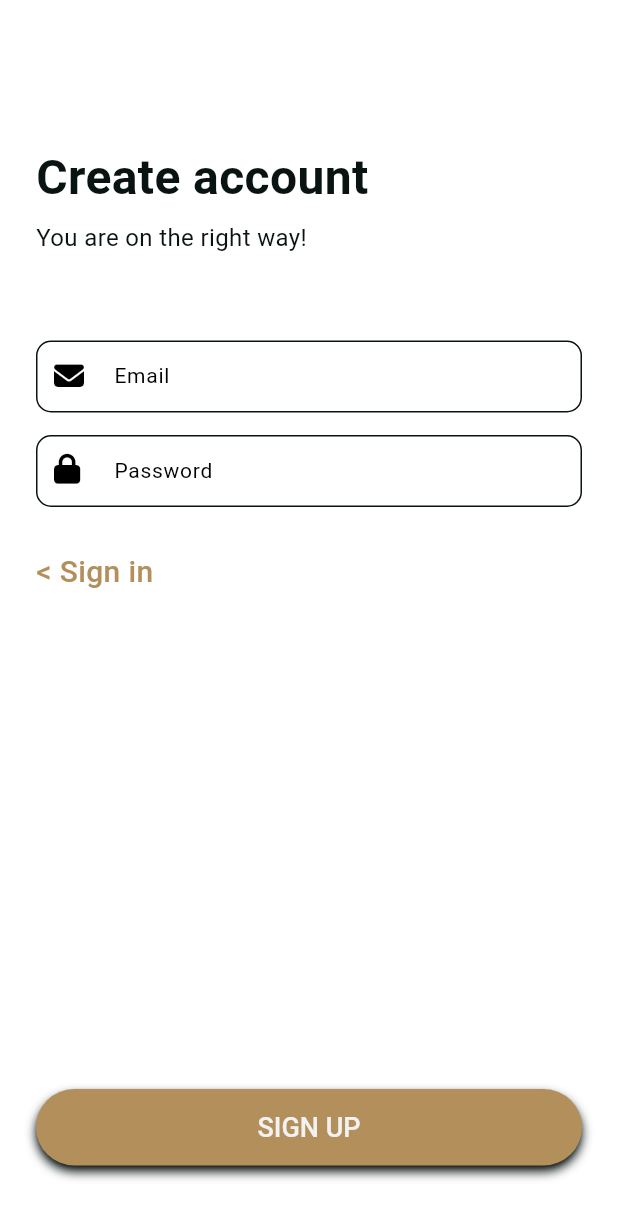
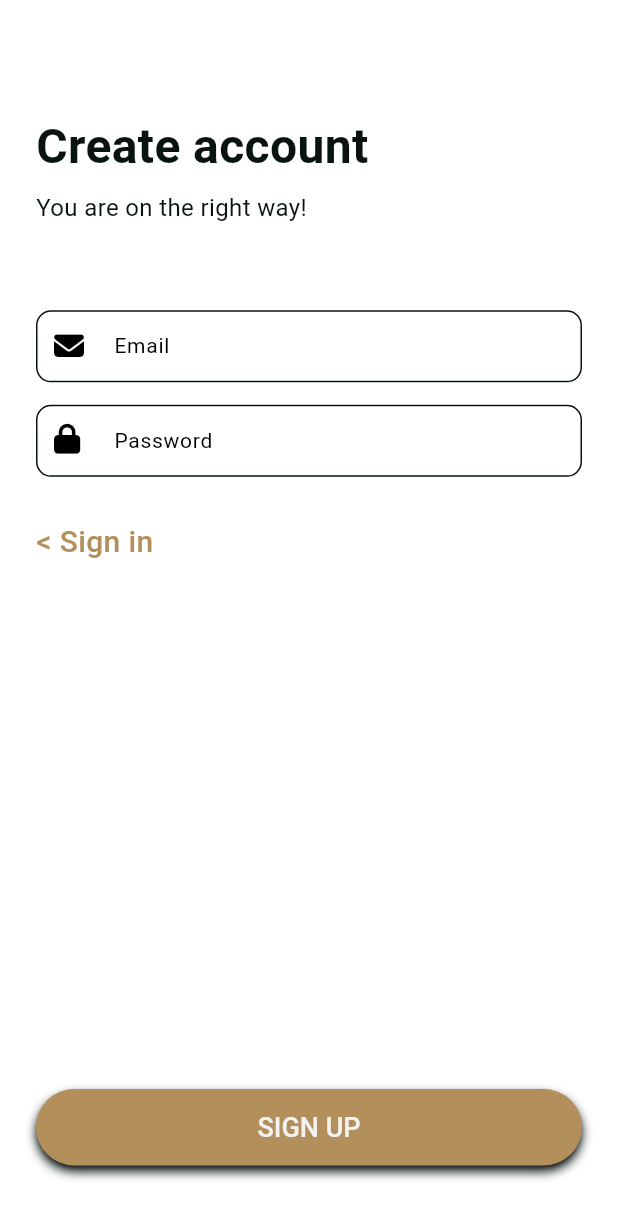
Before and after one commit to Dmitriy1205/micqui, a Flutter app: the screen it shows after launch, after a tap on an icon or button, on a phone screen of 412 x 824 dp. Shown: the top 1219 px of the screen. Run offline on Flutter 3.47's test engine with Material 2 defaults, Android fonts, the phone set to English and light mode, and no system bars; our stand-ins replace font_awesome_flutter.

Commit message:
bottom overflow fixes

```diff
--- a/lib/core/constants/strings.dart
+++ b/lib/core/constants/strings.dart
@@ -6,7 +6,7 @@ class AppText{
   static const String forgotPassword = 'Forgot password?';
   static const String email = 'Email';
   static const String password = 'Password';
-  static const String joinQuestionaire = 'Join questionaire!  ✏️';
+  static const String joinQuestionaire = 'Join questionaire!✏️';
   static const String or = 'Or';
 
   static const String createAccount = 'Create account';
--- a/lib/features/auth/presentation/signin/view/signin_screen.dart
+++ b/lib/features/auth/presentation/signin/view/signin_screen.dart
@@ -24,8 +24,14 @@ class SignInScreen extends StatelessWidget {
   @override
   Widget build(BuildContext context) {
     return Scaffold(
-      body: Padding(
-        padding: const EdgeInsets.only(left: 24, right: 24, top: 95),
+
+      body: SingleChildScrollView(
+        child: SizedBox(
+          height: MediaQuery.of(context).size.height,
+          width: MediaQuery.of(context).size.width,
+          child: Padding(
+            padding: EdgeInsets.only(
+                left: 24, right: 24, top: MediaQuery.of(context).size.height / 11),
             child: Column(
               crossAxisAlignment: CrossAxisAlignment.start,
               children: [
@@ -33,7 +39,7 @@ class SignInScreen extends StatelessWidget {
                   AppText.joinQuestionaire,
                   style: AppTheme.themeData.textTheme.titleLarge,
                 ),
-            const Spacer(),
+                const SizedBox(height: 85,),
                 Form(
                   key: _formKey,
                   child: Column(
@@ -91,7 +97,7 @@ class SignInScreen extends StatelessWidget {
                   ),
                 ),
                 Padding(
-              padding: const EdgeInsets.only(bottom: 30, top: 10),
+                  padding: const EdgeInsets.only(top: 10),
                   child: SizedBox(
                     child: Row(
                       mainAxisAlignment: MainAxisAlignment.end,
@@ -101,7 +107,7 @@ class SignInScreen extends StatelessWidget {
                             Navigator.push(
                               context,
                               MaterialPageRoute(
-                            builder: (context) =>  ForgotPassword(),
+                                builder: (context) => ForgotPassword(),
                               ),
                             );
                           },
@@ -116,7 +122,7 @@ class SignInScreen extends StatelessWidget {
                 ),
                 const Flexible(
                   child: SizedBox(
-                height: 57,
+                    height: 77,
                   ),
                 ),
                 Row(
@@ -150,9 +156,8 @@ class SignInScreen extends StatelessWidget {
                   height: 21,
                 ),
                 const AppleSignInButton(),
-            Flexible(
-              child: Padding(
-                padding: const EdgeInsets.only( top: 22),
+                Padding(
+                  padding: const EdgeInsets.only(top: 22),
                   child: SizedBox(
                     child: Row(
                       mainAxisAlignment: MainAxisAlignment.end,
@@ -175,16 +180,16 @@ class SignInScreen extends StatelessWidget {
                     ),
                   ),
                 ),
-            ),
                 const Spacer(
                   flex: 3,
                 ),
                 AppElevatedButton(
-                text: AppText.signIn.toUpperCase(), onPressed: () {
+                    text: AppText.signIn.toUpperCase(),
+                    onPressed: () {
                       Navigator.push(
                         context,
                         MaterialPageRoute(
-                  builder: (context) =>  const Home(),
+                          builder: (context) => const Home(),
                         ),
                       );
                     }),
@@ -194,6 +199,8 @@ class SignInScreen extends StatelessWidget {
               ],
             ),
           ),
+        ),
+      ),
     );
   }
 }
--- a/lib/features/auth/presentation/signup/signup_screen.dart
+++ b/lib/features/auth/presentation/signup/signup_screen.dart
@@ -19,8 +19,9 @@ class SignUpScreen extends StatelessWidget {
   @override
   Widget build(BuildContext context) {
     return Scaffold(
+        resizeToAvoidBottomInset:false,
       body: Padding(
-        padding: const EdgeInsets.only(left: 24, right: 24, top: 95),
+        padding:  EdgeInsets.only(left: 24, right: 24, top: MediaQuery.of(context).size.height/11),
         child: Column(
           crossAxisAlignment: CrossAxisAlignment.start,
           children: [
--- a/lib/features/profile/presentation/edit_profile/edit_profile.dart
+++ b/lib/features/profile/presentation/edit_profile/edit_profile.dart
@@ -20,7 +20,11 @@ class EditProfile extends StatelessWidget {
   Widget build(BuildContext context) {
     return Scaffold(
       backgroundColor: AppColors.text,
-      body: ClipRRect(
+      body: SingleChildScrollView(
+        child: SizedBox(
+          height: MediaQuery.of(context).size.height,
+          width: MediaQuery.of(context).size.width,
+          child: ClipRRect(
             child: Stack(
               children: [
                 Positioned(
@@ -321,6 +325,8 @@ class EditProfile extends StatelessWidget {
               ],
             ),
           ),
+        ),
+      ),
     );
   }
 }
--- a/lib/features/profile/profile.dart
+++ b/lib/features/profile/profile.dart
@@ -16,6 +16,7 @@ class Profile extends StatelessWidget {
   @override
   Widget build(BuildContext context) {
     return Scaffold(
+      resizeToAvoidBottomInset: false,
       backgroundColor: AppColors.text,
       body: ClipRRect(
         child: Stack(
```
Lines whose indentation alone changed are shown as unchanged.
